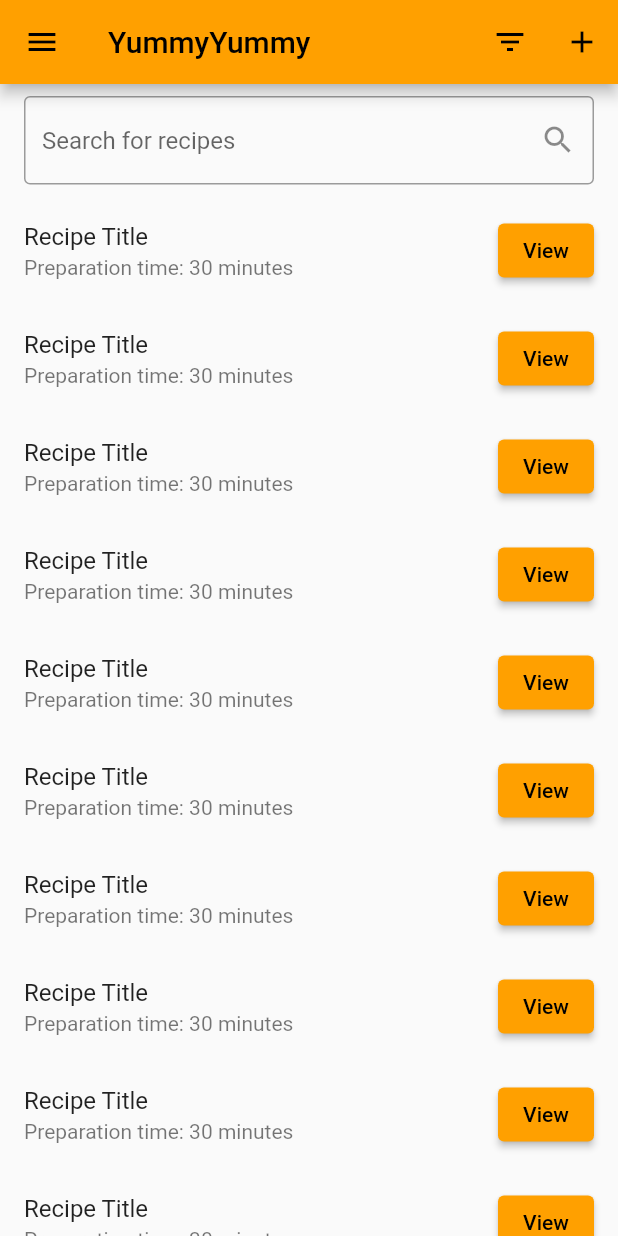
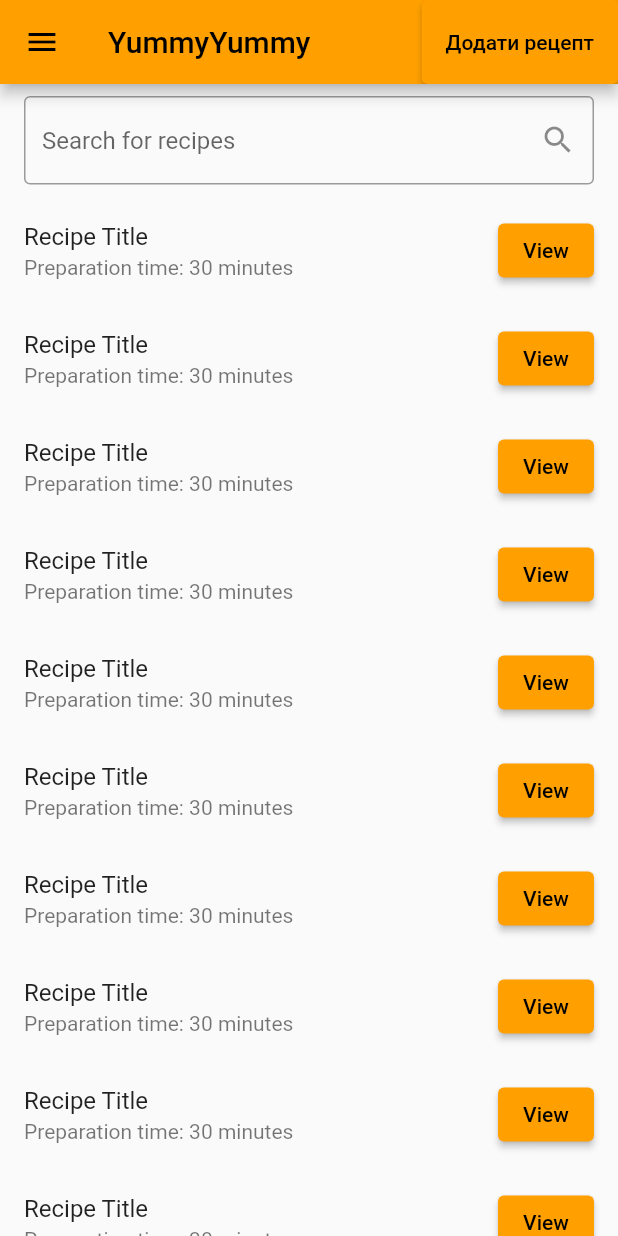
Before and after one commit to KatiaSahan/Praca_dyplomowa, a Flutter app: the screen it shows once a user with an empty profile is signed in, on a phone screen of 412 x 824 dp. Run offline on Flutter 3.47's test engine with Material 2 defaults, Android fonts, the phone set to English and light mode, and no system bars; our stand-ins replace cloud_firestore, firebase_auth, firebase_core, google_fonts; accounts and stored records are empty.

```diff
--- a/aplikacja_mobilna/lib/home/home.dart
+++ b/aplikacja_mobilna/lib/home/home.dart
@@ -1,3 +1,4 @@
+import 'package:aplikacja_mobilna/home/add_recipe_page.dart';
 import 'package:aplikacja_mobilna/menu/desert.dart';
 import 'package:aplikacja_mobilna/menu/kolacja.dart';
 import 'package:aplikacja_mobilna/menu/obiad.dart';
@@ -15,6 +16,7 @@ class RecipeListPage extends StatefulWidget {
 
 class _RecipeListPageState extends State<RecipeListPage> {
   final user = FirebaseAuth.instance.currentUser!;
+
   @override
   Widget build(BuildContext context) {
     return Scaffold(
@@ -82,14 +84,15 @@ class _RecipeListPageState extends State<RecipeListPage> {
       appBar: AppBar(
         title: const Text('YummyYummy'),
         actions: [
-          IconButton(
-            icon: const Icon(Icons.filter_list),
-            onPressed: () {},
-          ),
-          IconButton(
-            icon: const Icon(Icons.add),
-            onPressed: () {},
-          ),
+          ElevatedButton(
+            onPressed: () {
+              Navigator.push(
+                context,
+                MaterialPageRoute(builder: (context) => const AddRecipePage()),
+              );
+            },
+            child: const Text('Додати рецепт'),
+          )
         ],
       ),
       body: Column(
@@ -110,8 +113,6 @@ class _RecipeListPageState extends State<RecipeListPage> {
               itemCount: 10, // replace with actual number of recipes
               itemBuilder: (context, index) {
                 return ListTile(
-                  //  leading: Image.network(
-                  //     'https://via.placeholder.com/150x150.png?text=Recipe+Image'),
                   title: const Text('Recipe Title'),
                   subtitle: const Text('Preparation time: 30 minutes'),
                   trailing: ElevatedButton(
```
